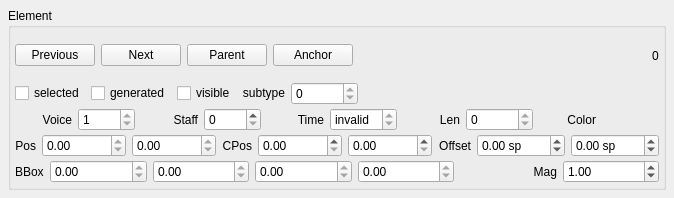
Old version of the form mscore/mscore/element.ui in the repository musescore/musescore-old.
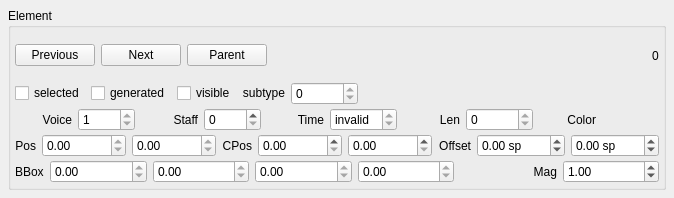
New version of the form. Custom widgets are drawn as their Qt base class.

What changed in the file:
```diff
--- a/mscore/mscore/element.ui
+++ b/mscore/mscore/element.ui
@@ -90,13 +90,6 @@
           </property>
          </widget>
         </item>
-        <item>
-         <widget class="QPushButton" name="anchorButton" >
-          <property name="text" >
-           <string>Anchor</string>
-          </property>
-         </widget>
-        </item>
         <item>
          <spacer>
           <property name="orientation" >
```
